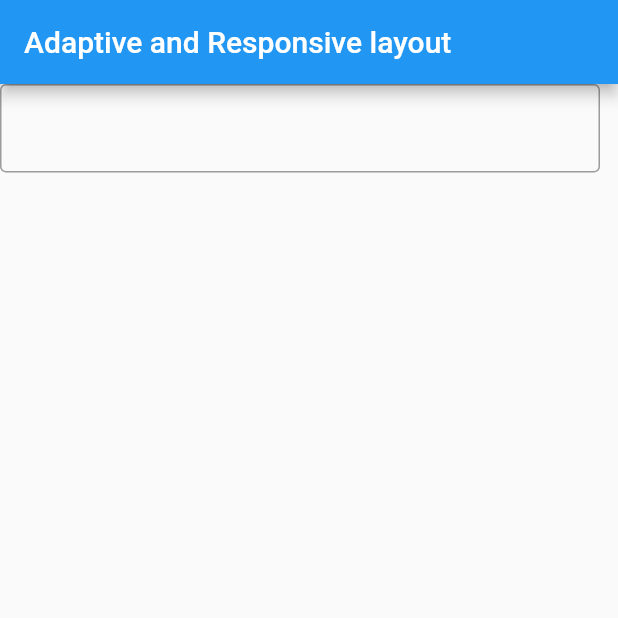
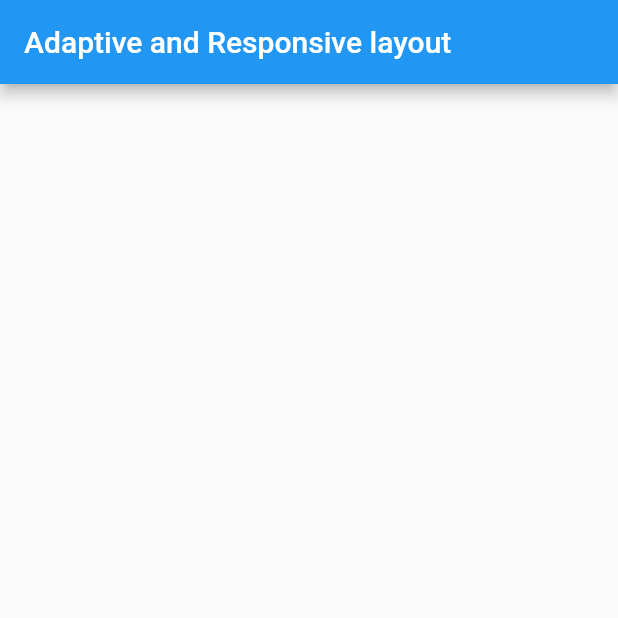
Before and after one commit to marcosalvesmacedo/newapp, a Flutter app: the screen it shows after launch, on a phone screen of 412 x 824 dp, the top half of it. Run offline on Flutter 3.47's test engine with Material 2 defaults, Android fonts, the phone set to English and light mode, and no system bars.

```diff
--- a/lib/main.dart
+++ b/lib/main.dart
@@ -5,6 +5,10 @@ import 'package:flutter/services.dart';
 void main() {
   // debugPaintSizeEnabled = true;
   runApp(const MyApp());
+}
+
+class CreateNewItemIntent extends Intent {
+  const CreateNewItemIntent();
 }
 
 class MyApp extends StatelessWidget {
@@ -18,20 +22,13 @@ class MyApp extends StatelessWidget {
         appBar: AppBar(
           title: const Text('Adaptive and Responsive layout'),
         ),
-        body: Focus(
-          onKey: (node, event) {
-            if (event is RawKeyDownEvent) {
-              print(event.logicalKey.keyLabel);
-            }
-            return KeyEventResult.ignored;
-          },
-          child: ConstrainedBox(
-            constraints: const BoxConstraints(maxWidth: 400),
-            child: const TextField(
-              decoration: InputDecoration(
-                border: OutlineInputBorder(),
-              ),
-            ),
+        body: MouseRegion(
+          cursor: SystemMouseCursors.forbidden,
+          child: GestureDetector(
+            onTap: () {
+              Focus.of(context).requestFocus();
+            },
+            child: Container(),
           ),
         ),
       ),
```
